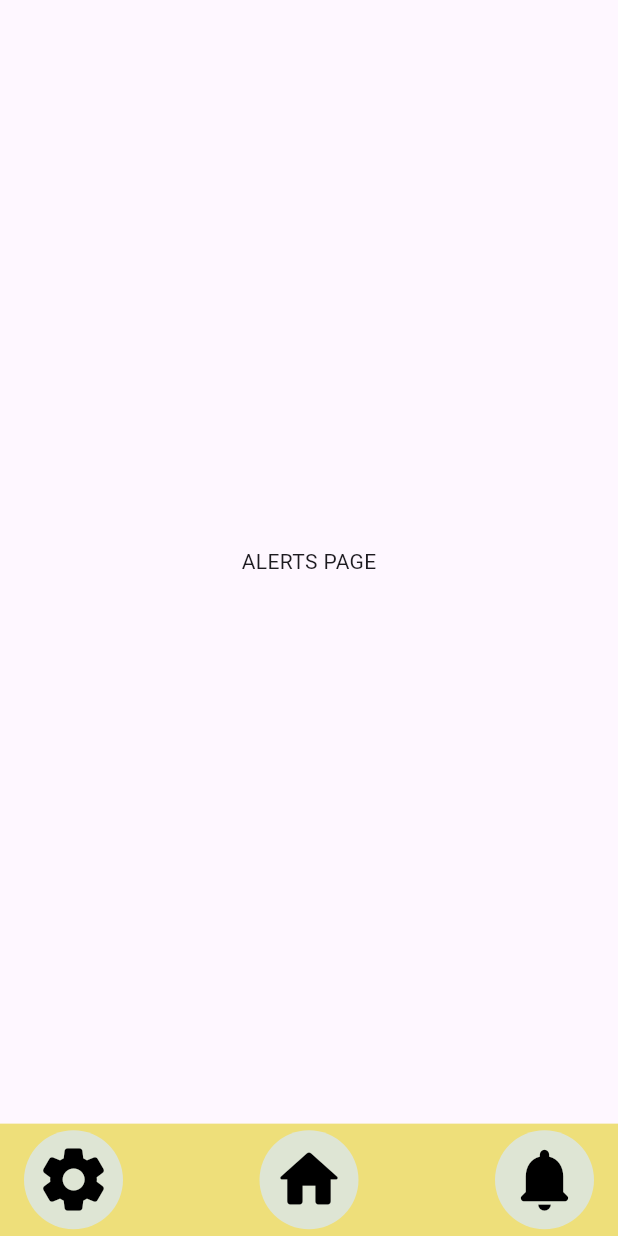
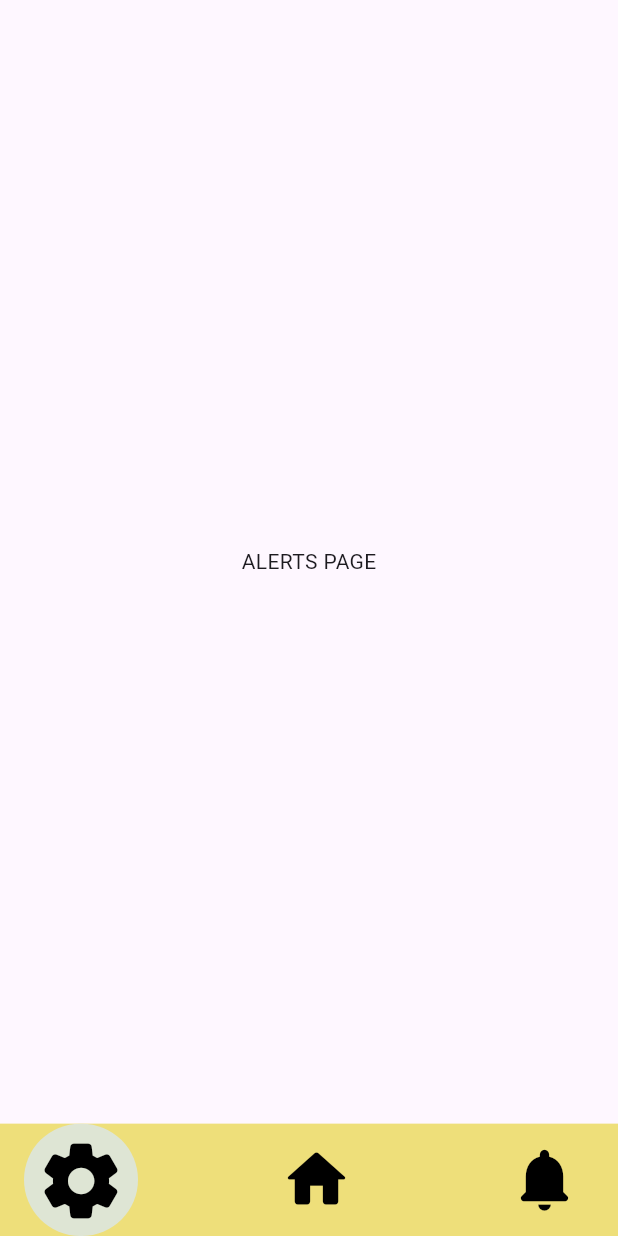
Before and after one commit to Merenciou/Lucrao, a Flutter app: the AlertsPage screen opened directly, on a phone screen of 412 x 824 dp. Run offline on Flutter 3.47's test engine with Material 3 defaults, Android fonts, the light colour scheme and no system bars.

Commit message:
bottom navbar logic structured

```diff
--- a/lib/components/navbar/custom_navbar.dart
+++ b/lib/components/navbar/custom_navbar.dart
@@ -1,4 +1,5 @@
 import 'package:flutter/material.dart';
+import 'package:lucrao/controllers/custom_navbar_controller.dart';
 
 class CustomNavbar extends StatefulWidget {
   const CustomNavbar({super.key});
@@ -23,15 +24,20 @@ class _CustomNavbarState extends State<CustomNavbar> {
             padding: const EdgeInsets.symmetric(horizontal: 16),
             child: IconButton(
               onPressed: () {
+                CustomNavbarController.instance.routeSettings();
                 Navigator.of(context).pushNamed('/settingspage');
               },
               style: IconButton.styleFrom(
-                backgroundColor: const Color(0xFFDEE5D4),
+                backgroundColor:
+                    CustomNavbarController.instance.navItemIndex == 0
+                        ? const Color(0xFFDEE5D4)
+                        : const Color(0xFFEEDF7A),
               ),
-              icon: const Icon(
+              icon: Icon(
                 Icons.settings_rounded,
-                size: 50,
-                color: Color(0xFF000000),
+                size:
+                    CustomNavbarController.instance.navItemIndex == 0 ? 60 : 50,
+                color: const Color(0xFF000000),
               ),
             ),
           ),
@@ -39,15 +45,20 @@ class _CustomNavbarState extends State<CustomNavbar> {
             padding: const EdgeInsets.symmetric(horizontal: 16),
             child: IconButton(
               onPressed: () {
+                CustomNavbarController.instance.routeHome();
                 Navigator.of(context).pushNamed('/homepage');
               },
               style: IconButton.styleFrom(
-                backgroundColor: const Color(0xFFDEE5D4),
+                backgroundColor:
+                    CustomNavbarController.instance.navItemIndex == 1
+                        ? const Color(0xFFDEE5D4)
+                        : const Color(0xFFEEDF7A),
               ),
-              icon: const Icon(
+              icon: Icon(
                 Icons.home_rounded,
-                size: 50,
-                color: Color(0xFF000000),
+                size:
+                    CustomNavbarController.instance.navItemIndex == 1 ? 60 : 50,
+                color: const Color(0xFF000000),
               ),
             ),
           ),
@@ -55,15 +66,20 @@ class _CustomNavbarState extends State<CustomNavbar> {
             padding: const EdgeInsets.symmetric(horizontal: 16),
             child: IconButton(
               onPressed: () {
+                CustomNavbarController.instance.routeAlert();
                 Navigator.of(context).pushNamed('/alertspage');
               },
               style: IconButton.styleFrom(
-                backgroundColor: const Color(0xFFDEE5D4),
+                backgroundColor:
+                    CustomNavbarController.instance.navItemIndex == 2
+                        ? const Color(0xFFDEE5D4)
+                        : const Color(0xFFEEDF7A),
               ),
-              icon: const Icon(
+              icon: Icon(
                 Icons.notifications_rounded,
-                size: 50,
-                color: Color(0xFF000000),
+                size:
+                    CustomNavbarController.instance.navItemIndex == 2 ? 60 : 50,
+                color: const Color(0xFF000000),
               ),
             ),
           ),
--- /dev/null
+++ b/lib/controllers/custom_navbar_controller.dart
@@ -0,0 +1,22 @@
+import 'package:flutter/material.dart';
+
+class CustomNavbarController extends ChangeNotifier {
+  static CustomNavbarController instance = CustomNavbarController();
+
+  int navItemIndex = 1;
+
+  routeSettings() {
+    navItemIndex = 0;
+    ChangeNotifier();
+  }
+
+  routeHome() {
+    navItemIndex = 1;
+    ChangeNotifier();
+  }
+
+  routeAlert() {
+    navItemIndex = 2;
+    ChangeNotifier();
+  }
+}
--- a/pubspec.yaml
+++ b/pubspec.yaml
@@ -9,6 +9,7 @@ environment:
 dependencies:
   flutter:
     sdk: flutter
+  provider: ^6.1.2
 
 dev_dependencies:
   flutter_test:
```
Also changed, not shown: lib/main.dart (+22 -3 lines), lib/screens/home_screen/home_page.dart (+8 -2 lines), pubspec.lock.
